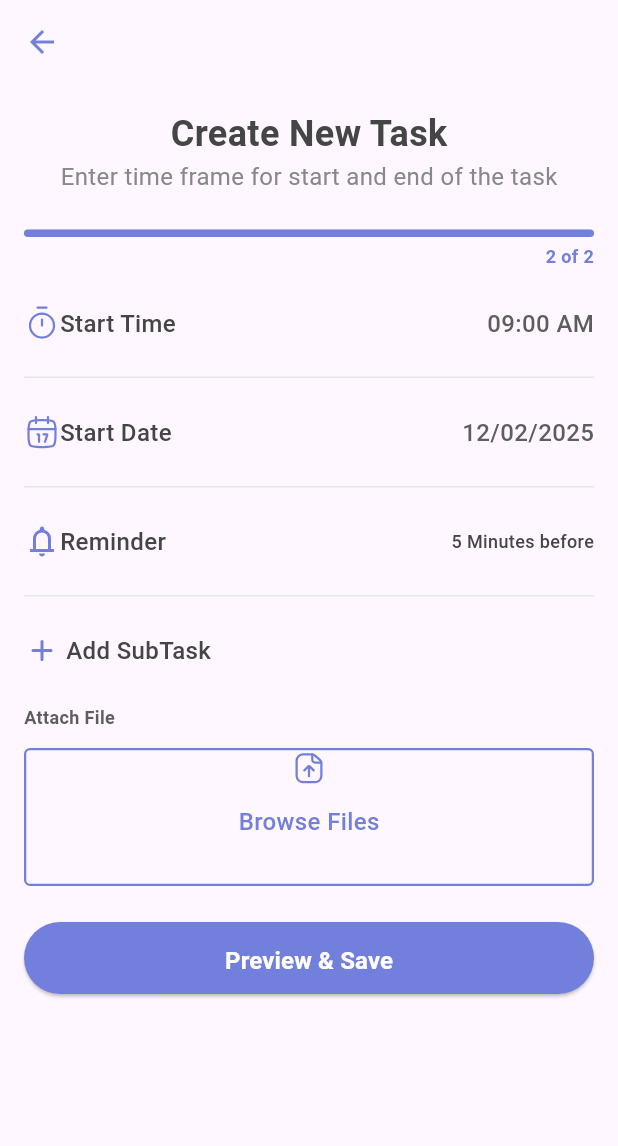
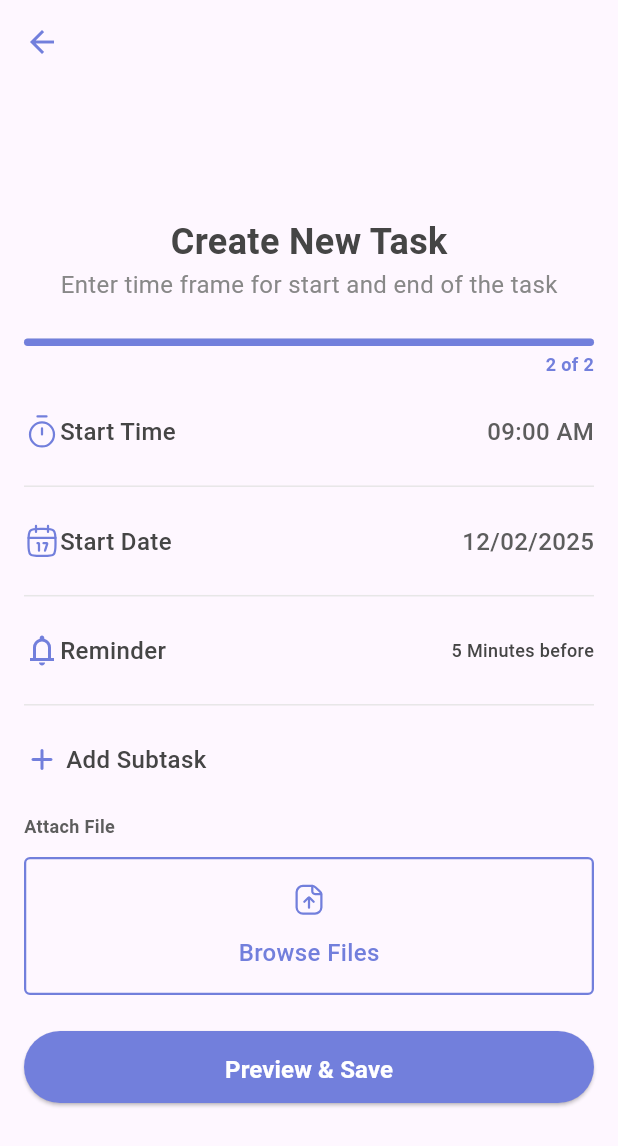
Before and after one commit to Dev-hurl/OrbiTask, a Flutter app: the CreateTask2 screen opened directly, on a phone screen of 412 x 824 dp. Shown: the top 1146 px of the screen. Run offline on Flutter 3.47's test engine with Material 3 defaults, Android fonts, the phone set to English and light mode, and no system bars; our stand-ins replace flutter_svg.

```diff
--- a/lib/Pages/Main/create_task2.dart
+++ b/lib/Pages/Main/create_task2.dart
@@ -17,6 +17,7 @@ class CreateTask2 extends StatelessWidget {
         child: Padding(
           padding: const EdgeInsets.all(16.0),
           child: Center(
+            child: SingleChildScrollView(
               child: Column(
                   children: [
                     Text(
@@ -86,12 +87,17 @@ class CreateTask2 extends StatelessWidget {
                               ),
                             ),
                             Spacer(),
-                          Text(
+                            GestureDetector(
+                              onTap: () {
+                                //
+                              },
+                              child: Text(
                                 '09:00 AM',
                                 style: TextStyle(
                                   fontSize: AppFonts.body,
                                   fontWeight: AppFonts.medium,
                                   color: AppColors.shark600,
+                                ),
                               ),
                             ),
                           ],
@@ -191,7 +197,7 @@ class CreateTask2 extends StatelessWidget {
                         ),
                         SizedBox(width: 4),
                         Text(
-                        'Add SubTask',
+                          'Add Subtask',
                           style: TextStyle(
                             fontSize: AppFonts.body,
                             fontWeight: AppFonts.medium,
@@ -223,7 +229,9 @@ class CreateTask2 extends StatelessWidget {
                           width: 1.5,
                         ),
                       ),
+
                       child: Column(
+                        mainAxisAlignment: MainAxisAlignment.center,
                         children: [
                           SvgPicture.asset(
                             'assets/icons/document.svg',
@@ -282,6 +290,7 @@ class CreateTask2 extends StatelessWidget {
             ),
           ),
         ),
+      ),
     );
   }
 }
```
Also changed, not shown: lib/Features/time_picker_widget.dart (added, +15 -0 lines), lib/Pages/Main/create_task1.dart (+12 -3 lines), pubspec.lock. Lines whose indentation alone changed are shown as unchanged.
